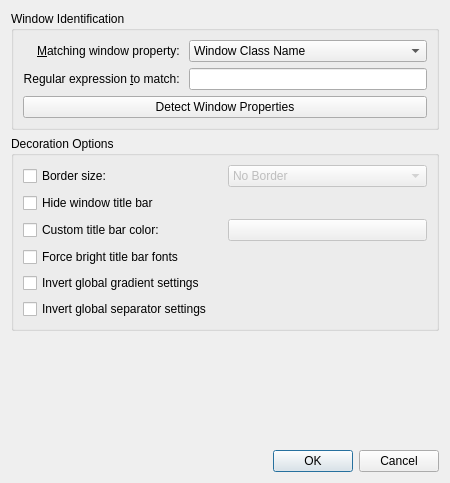
Above: window-decoration/kdecoration/config/ui/helloexceptiondialog.ui from n4n0GH/hello before the change. Below: the same form after it.
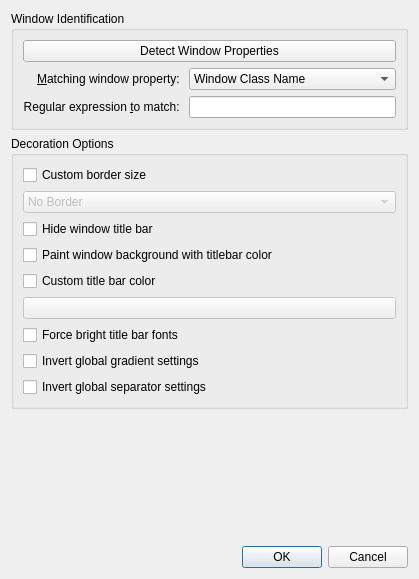
That is the form after the change. Icons and pictures are not drawn. Custom widgets are drawn as their Qt base class.

Commit message: added exception rule to use titlebar color as window background

Patch:
```diff
--- a/window-decoration/kdecoration/config/ui/helloexceptiondialog.ui
+++ b/window-decoration/kdecoration/config/ui/helloexceptiondialog.ui
@@ -6,10 +6,22 @@
    <rect>
     <x>0</x>
     <y>0</y>
-    <width>450</width>
-    <height>483</height>
+    <width>419</width>
+    <height>579</height>
    </rect>
   </property>
+  <property name="minimumSize">
+   <size>
+    <width>419</width>
+    <height>579</height>
+   </size>
+  </property>
+  <property name="maximumSize">
+   <size>
+    <width>419</width>
+    <height>579</height>
+   </size>
+  </property>
   <property name="windowTitle">
    <string>Dialog</string>
   </property>
@@ -23,33 +35,7 @@
       <string>Window Identification</string>
      </property>
      <layout class="QGridLayout" name="gridLayout_2">
-      <item row="0" column="0">
-       <widget class="QLabel" name="label">
-        <property name="text">
-         <string>&amp;Matching window property: </string>
-        </property>
-        <property name="alignment">
-         <set>Qt::AlignRight|Qt::AlignTrailing|Qt::AlignVCenter</set>
-        </property>
-        <property name="buddy">
-         <cstring>exceptionType</cstring>
-        </property>
-       </widget>
-      </item>
-      <item row="1" column="0">
-       <widget class="QLabel" name="label_2">
-        <property name="text">
-         <string>Regular expression &amp;to match: </string>
-        </property>
-        <property name="alignment">
-         <set>Qt::AlignRight|Qt::AlignTrailing|Qt::AlignVCenter</set>
-        </property>
-        <property name="buddy">
-         <cstring>exceptionEditor</cstring>
-        </property>
-       </widget>
-      </item>
-      <item row="1" column="1" colspan="2">
+      <item row="2" column="1" colspan="2">
        <widget class="QLineEdit" name="exceptionEditor">
         <property name="whatsThis">
          <string extracomment="Use the name of the application you want to target, or complex regular expressions to target different states of the same window."/>
@@ -59,8 +45,33 @@
         </property>
        </widget>
       </item>
-      <item row="0" column="1" colspan="2">
+      <item row="1" column="0">
+       <widget class="QLabel" name="label">
+        <property name="sizePolicy">
+         <sizepolicy hsizetype="Preferred" vsizetype="Preferred">
+          <horstretch>1</horstretch>
+          <verstretch>0</verstretch>
+         </sizepolicy>
+        </property>
+        <property name="text">
+         <string>&amp;Matching window property: </string>
+        </property>
+        <property name="alignment">
+         <set>Qt::AlignRight|Qt::AlignTrailing|Qt::AlignVCenter</set>
+        </property>
+        <property name="buddy">
+         <cstring>exceptionType</cstring>
+        </property>
+       </widget>
+      </item>
+      <item row="1" column="1" colspan="2">
        <widget class="QComboBox" name="exceptionType">
+        <property name="sizePolicy">
+         <sizepolicy hsizetype="Preferred" vsizetype="Fixed">
+          <horstretch>2</horstretch>
+          <verstretch>0</verstretch>
+         </sizepolicy>
+        </property>
         <property name="whatsThis">
          <string extracomment="Choose the selection method to target your specific window. In most cases the class name will yield better results."/>
         </property>
@@ -76,7 +87,20 @@
         </item>
        </widget>
       </item>
-      <item row="2" column="0" colspan="3">
+      <item row="2" column="0">
+       <widget class="QLabel" name="label_2">
+        <property name="text">
+         <string>Regular expression &amp;to match: </string>
+        </property>
+        <property name="alignment">
+         <set>Qt::AlignRight|Qt::AlignTrailing|Qt::AlignVCenter</set>
+        </property>
+        <property name="buddy">
+         <cstring>exceptionEditor</cstring>
+        </property>
+       </widget>
+      </item>
+      <item row="0" column="0" colspan="3">
        <widget class="QPushButton" name="detectDialogButton">
         <property name="whatsThis">
          <string extracomment="Click this button to turn your mouse into a cross hair and then click and select the window you want to target, to easily get window identification."/>
@@ -95,27 +119,7 @@
       <string>Decoration Options</string>
      </property>
      <layout class="QGridLayout" name="gridLayout_3">
-      <item row="4" column="1">
-       <widget class="KColorButton" name="customColorSelectEx">
-        <property name="enabled">
-         <bool>false</bool>
-        </property>
-        <property name="whatsThis">
-         <string extracomment="Use the color picker to select a color you want to use. May also be used to grab pixel colors from your screen."/>
-        </property>
-       </widget>
-      </item>
       <item row="5" column="0">
-       <widget class="QCheckBox" name="forceBrightFonts">
-        <property name="whatsThis">
-         <string extracomment="Override the font matching algorithm by forcing the titlebar to use bright font colors."/>
-        </property>
-        <property name="text">
-         <string>Force bright title bar fonts</string>
-        </property>
-       </widget>
-      </item>
-      <item row="4" column="0">
        <widget class="QCheckBox" name="customColorBoxEx">
         <property name="whatsThis">
          <string extracomment="Enable using a custom color for the target window's title bar."/>
@@ -124,15 +128,21 @@
          <locale language="English" country="Germany"/>
         </property>
         <property name="text">
-         <string>Custom title bar color:</string>
+         <string>Custom title bar color</string>
         </property>
        </widget>
       </item>
-      <item row="0" column="1">
+      <item row="1" column="0">
        <widget class="QComboBox" name="borderSizeComboBox">
         <property name="enabled">
          <bool>false</bool>
         </property>
+        <property name="sizePolicy">
+         <sizepolicy hsizetype="Preferred" vsizetype="Fixed">
+          <horstretch>2</horstretch>
+          <verstretch>0</verstretch>
+         </sizepolicy>
+        </property>
         <property name="whatsThis">
          <string extracomment="Select a custom border size for the target window."/>
         </property>
@@ -183,18 +193,14 @@
         </item>
        </widget>
       </item>
-      <item row="0" column="0">
-       <widget class="QCheckBox" name="borderSizeCheckBox">
-        <property name="whatsThis">
-         <string extracomment="Enable a custom border size override."/>
-        </property>
-        <property name="text">
-         <string>Border size:</string>
-        </property>
-       </widget>
-      </item>
-      <item row="2" column="0" colspan="2">
+      <item row="3" column="0">
        <widget class="QCheckBox" name="hideTitleBar">
+        <property name="sizePolicy">
+         <sizepolicy hsizetype="Minimum" vsizetype="Fixed">
+          <horstretch>2</horstretch>
+          <verstretch>0</verstretch>
+         </sizepolicy>
+        </property>
         <property name="whatsThis">
          <string extracomment="Force to hide the title bar on the target window."/>
         </property>
@@ -203,17 +209,17 @@
         </property>
        </widget>
       </item>
-      <item row="6" column="0" colspan="2">
-       <widget class="QCheckBox" name="invertGradient">
+      <item row="6" column="0">
+       <widget class="KColorButton" name="customColorSelectEx">
+        <property name="enabled">
+         <bool>false</bool>
+        </property>
         <property name="whatsThis">
-         <string extracomment="This inverts the global settings for title bar gradients. If the global setting is turned on, the target window will not use gradients if this is active, and vice versa."/>
-        </property>
-        <property name="text">
-         <string>Invert global gradient settings</string>
+         <string extracomment="Use the color picker to select a color you want to use. May also be used to grab pixel colors from your screen."/>
         </property>
        </widget>
       </item>
-      <item row="7" column="0" colspan="2">
+      <item row="9" column="0">
        <widget class="QCheckBox" name="invertSeparator">
         <property name="whatsThis">
          <string extracomment="This inverts the global settings for title bar separators. If the global setting is turned on, the target window will not use separators if this is active, and vice versa."/>
@@ -223,6 +229,49 @@
         </property>
        </widget>
       </item>
+      <item row="7" column="0">
+       <widget class="QCheckBox" name="forceBrightFonts">
+        <property name="whatsThis">
+         <string extracomment="Override the font matching algorithm by forcing the titlebar to use bright font colors."/>
+        </property>
+        <property name="text">
+         <string>Force bright title bar fonts</string>
+        </property>
+       </widget>
+      </item>
+      <item row="8" column="0">
+       <widget class="QCheckBox" name="invertGradient">
+        <property name="whatsThis">
+         <string extracomment="This inverts the global settings for title bar gradients. If the global setting is turned on, the target window will not use gradients if this is active, and vice versa."/>
+        </property>
+        <property name="text">
+         <string>Invert global gradient settings</string>
+        </property>
+       </widget>
+      </item>
+      <item row="0" column="0">
+       <widget class="QCheckBox" name="borderSizeCheckBox">
+        <property name="sizePolicy">
+         <sizepolicy hsizetype="Minimum" vsizetype="Fixed">
+          <horstretch>2</horstretch>
+          <verstretch>0</verstretch>
+         </sizepolicy>
+        </property>
+        <property name="whatsThis">
+         <string extracomment="Enable a custom border size override."/>
+        </property>
+        <property name="text">
+         <string>Custom border size</string>
+        </property>
+       </widget>
+      </item>
+      <item row="4" column="0">
+       <widget class="QCheckBox" name="borderColors">
+        <property name="text">
+         <string>Paint window background with titlebar color</string>
+        </property>
+       </widget>
+      </item>
      </layout>
     </widget>
    </item>
```
Left out of the diff: 3 changed lines with no effect on the pictures. The commit also changes 8 other files.
